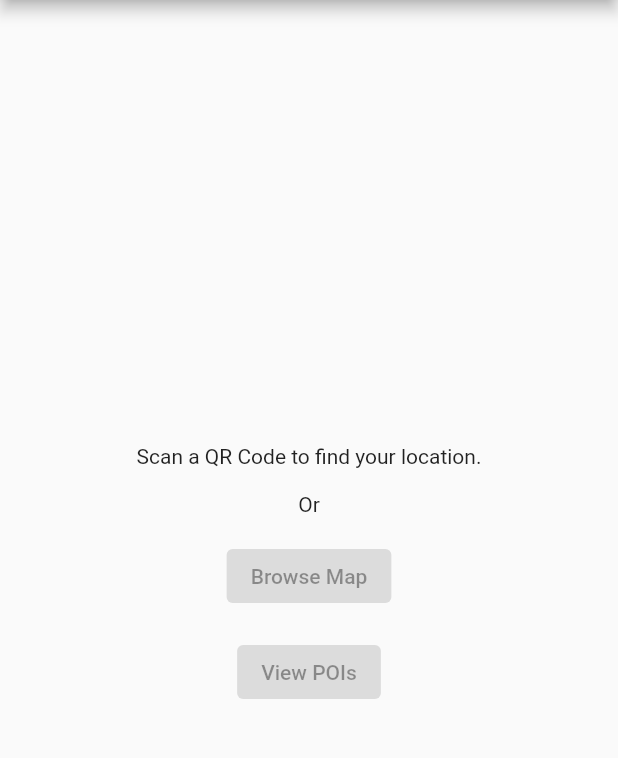
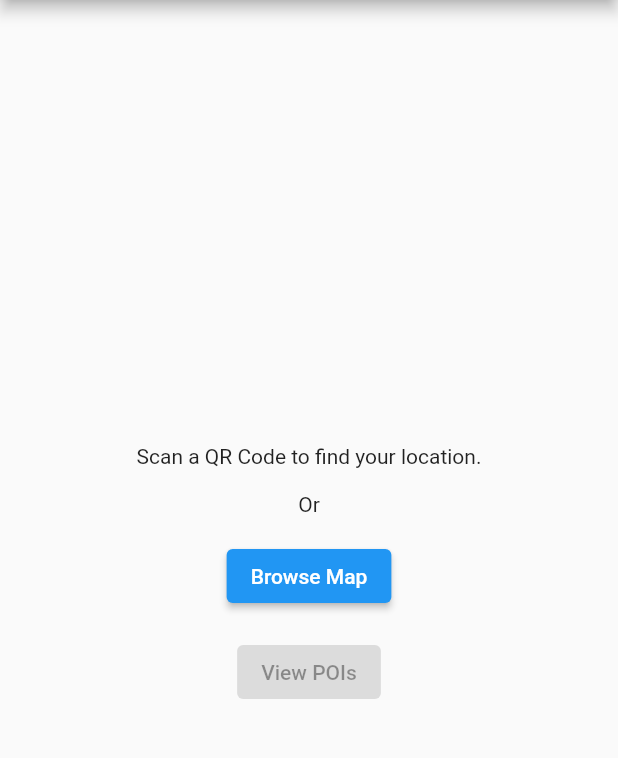
Before and after one commit to icepm97/indoor_navigation, a Flutter app: the screen it shows after launch, on a phone screen of 412 x 824 dp, the part 84-842 px from its top. Run offline on Flutter 3.47's test engine with Material 2 defaults, Android fonts, the phone set to English and light mode, and no system bars; our stand-ins replace get; missing offline and left inert: dart:html, mapbox_gl.

Commit message:
add map.

```diff
--- a/lib/views/home_page.dart
+++ b/lib/views/home_page.dart
@@ -1,4 +1,6 @@
 import 'package:flutter/material.dart';
+import 'package:get/get.dart';
+import 'package:indoor_navigation/views/map_page.dart';
 import 'package:indoor_navigation/views/widgets/app_drawer.dart';
 
 class HomePage extends StatelessWidget {
@@ -14,23 +16,23 @@ class HomePage extends StatelessWidget {
       body: Center(
         child: Column(
           mainAxisAlignment: MainAxisAlignment.center,
-          children: const <Widget>[
-            Padding(
+          children: <Widget>[
+            const Padding(
               padding: EdgeInsets.all(8.0),
               child: Text("Scan a QR Code to find your location."),
             ),
-            Padding(
+            const Padding(
               padding: EdgeInsets.all(8.0),
               child: Text("Or"),
             ),
             Padding(
-              padding: EdgeInsets.all(8.0),
+              padding: const EdgeInsets.all(8.0),
               child: ElevatedButton(
-                onPressed: null,
-                child: Text("Browse Map"),
+                onPressed: () => {Get.off(MapPage())},
+                child: const Text("Browse Map"),
               ),
             ),
-            Padding(
+            const Padding(
               padding: EdgeInsets.all(8.0),
               child: ElevatedButton(
                 onPressed: null,
--- a/lib/views/widgets/app_drawer.dart
+++ b/lib/views/widgets/app_drawer.dart
@@ -27,7 +27,7 @@ appDrawer() => Drawer(
           ListTile(
             leading: const Icon(Icons.map),
             title: const Text('Map'),
-            onTap: () => {Get.off(const MapPage())},
+            onTap: () => {Get.off(MapPage())},
           ),
           ListTile(
             leading: const Icon(Icons.location_on),
```
Also changed, not shown: lib/views/map_page.dart (+55 -33 lines), pubspec.yaml (+4 -3 lines), pubspec.lock, 3 other files.
